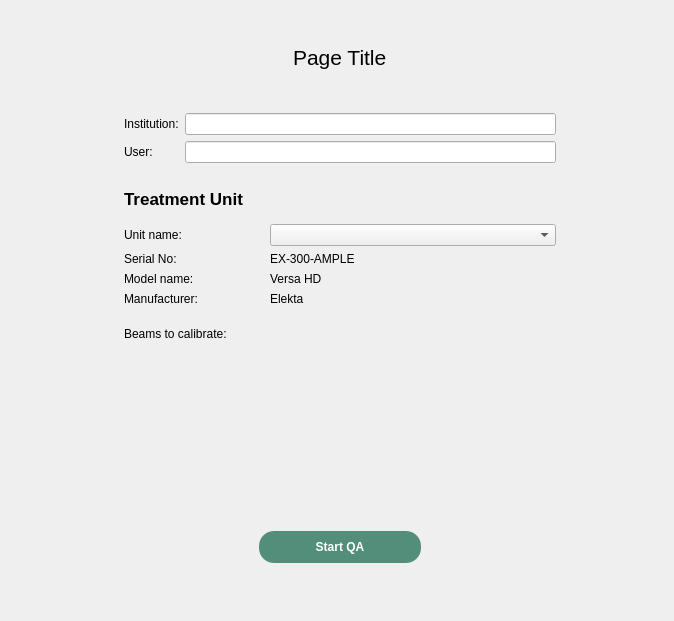
Old version of the form ui/qt_ui/appMainWin.ui in the repository Quantico-Bullet/PyBeam-QA.
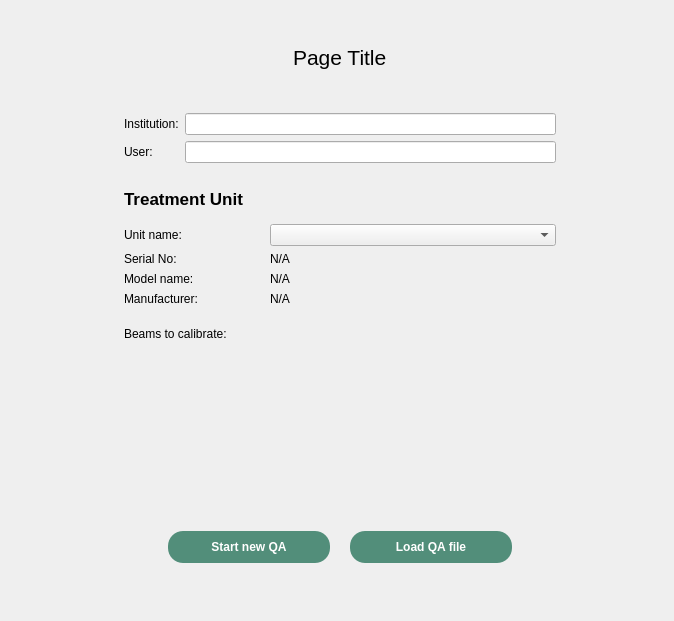
New version of the form. The open tabs and pages were chosen to show the change. Icons and pictures are not drawn.

```diff
--- a/ui/qt_ui/appMainWin.ui
+++ b/ui/qt_ui/appMainWin.ui
@@ -42,7 +42,7 @@
          <bool>true</bool>
         </property>
         <property name="currentIndex">
-         <number>0</number>
+         <number>1</number>
         </property>
         <widget class="QWidget" name="linacQAPage">
          <layout class="QVBoxLayout" name="verticalLayout_8">
@@ -1071,24 +1071,6 @@
           </item>
           <item row="0" column="2">
            <layout class="QGridLayout" name="mainGridLayout">
-            <item row="0" column="1" alignment="Qt::AlignHCenter">
-             <widget class="QLabel" name="calibPageTitle">
-              <property name="sizePolicy">
-               <sizepolicy hsizetype="Fixed" vsizetype="Fixed">
-                <horstretch>0</horstretch>
-                <verstretch>0</verstretch>
-               </sizepolicy>
-              </property>
-              <property name="font">
-               <font>
-                <pointsize>16</pointsize>
-               </font>
-              </property>
-              <property name="text">
-               <string>Page Title</string>
-              </property>
-             </widget>
-            </item>
             <item row="2" column="1">
              <widget class="QScrollArea" name="scrollArea_2">
               <property name="sizePolicy">
@@ -1108,8 +1090,8 @@
                 <rect>
                  <x>0</x>
                  <y>0</y>
-                 <width>418</width>
-                 <height>276</height>
+                 <width>450</width>
+                 <height>371</height>
                 </rect>
                </property>
                <property name="sizePolicy">
@@ -1237,7 +1219,7 @@
                      </sizepolicy>
                     </property>
                     <property name="text">
-                     <string>EX-300-AMPLE</string>
+                     <string>N/A</string>
                     </property>
                    </widget>
                   </item>
@@ -1257,7 +1239,7 @@
                      </sizepolicy>
                     </property>
                     <property name="text">
-                     <string>Versa HD</string>
+                     <string>N/A</string>
                     </property>
                    </widget>
                   </item>
@@ -1277,7 +1259,7 @@
                      </sizepolicy>
                     </property>
                     <property name="text">
-                     <string>Elekta</string>
+                     <string>N/A</string>
                     </property>
                    </widget>
                   </item>
@@ -1348,17 +1330,17 @@
               </property>
              </spacer>
             </item>
-            <item row="3" column="1">
-             <spacer name="verticalSpacer_5">
+            <item row="3" column="2">
+             <spacer name="horizontalSpacer_3">
               <property name="orientation">
-               <enum>Qt::Vertical</enum>
+               <enum>Qt::Horizontal</enum>
               </property>
               <property name="sizeType">
                <enum>QSizePolicy::Fixed</enum>
               </property>
               <property name="sizeHint" stdset="0">
                <size>
-                <width>20</width>
+                <width>40</width>
                 <height>20</height>
                </size>
               </property>
@@ -1409,23 +1391,59 @@
               </property>
              </widget>
             </item>
-            <item row="3" column="2">
-             <spacer name="horizontalSpacer_3">
+            <item row="3" column="1">
+             <spacer name="verticalSpacer_5">
               <property name="orientation">
-               <enum>Qt::Horizontal</enum>
+               <enum>Qt::Vertical</enum>
               </property>
               <property name="sizeType">
                <enum>QSizePolicy::Fixed</enum>
               </property>
               <property name="sizeHint" stdset="0">
                <size>
+                <width>20</width>
+                <height>20</height>
+               </size>
+              </property>
+             </spacer>
+            </item>
+            <item row="0" column="1" alignment="Qt::AlignHCenter">
+             <widget class="QLabel" name="calibPageTitle">
+              <property name="sizePolicy">
+               <sizepolicy hsizetype="Fixed" vsizetype="Fixed">
+                <horstretch>0</horstretch>
+                <verstretch>0</verstretch>
+               </sizepolicy>
+              </property>
+              <property name="font">
+               <font>
+                <pointsize>16</pointsize>
+               </font>
+              </property>
+              <property name="text">
+               <string>Page Title</string>
+              </property>
+             </widget>
+            </item>
+            <item row="4" column="1">
+             <layout class="QHBoxLayout" name="horizontalLayout_3">
+              <property name="spacing">
+               <number>20</number>
+              </property>
+              <item>
+               <spacer name="horizontalSpacer_4">
+                <property name="orientation">
+                 <enum>Qt::Horizontal</enum>
+                </property>
+                <property name="sizeHint" stdset="0">
+                 <size>
                 <width>40</width>
                 <height>20</height>
                </size>
               </property>
              </spacer>
             </item>
-            <item row="4" column="1" alignment="Qt::AlignHCenter">
+              <item>
              <widget class="QPushButton" name="calibStartBtn">
               <property name="sizePolicy">
                <sizepolicy hsizetype="Fixed" vsizetype="Fixed">
@@ -1453,9 +1471,56 @@
 }</string>
               </property>
               <property name="text">
-               <string>Start QA</string>
-              </property>
-             </widget>
+                 <string>Start new QA</string>
+                </property>
+               </widget>
+              </item>
+              <item>
+               <widget class="QPushButton" name="loadQABtn">
+                <property name="sizePolicy">
+                 <sizepolicy hsizetype="Fixed" vsizetype="Fixed">
+                  <horstretch>0</horstretch>
+                  <verstretch>0</verstretch>
+                 </sizepolicy>
+                </property>
+                <property name="styleSheet">
+                 <string notr="true">QPushButton {
+	background-color: rgb(82, 142, 122);
+    min-width: 150px;
+	min-height:20px;
+    padding: 6px;
+	border-radius: 15px;
+	color: white;
+	font: bold;
+}
+
+QPushButton:pressed {
+	background-color: rgb(52, 91, 78);
+}
+
+QPushButton:!enabled{
+	background-color: rgba(52, 91, 78, 50);
+}</string>
+                </property>
+                <property name="text">
+                 <string>Load QA file</string>
+                </property>
+               </widget>
+              </item>
+              <item>
+               <spacer name="horizontalSpacer_5">
+                <property name="orientation">
+                 <enum>Qt::Horizontal</enum>
+                </property>
+                <property name="sizeHint" stdset="0">
+                 <size>
+                  <width>40</width>
+                  <height>20</height>
+                 </size>
+                </property>
+               </spacer>
+              </item>
+             </layout>
             </item>
            </layout>
           </item>
```
Lines whose indentation alone changed are shown as unchanged.
